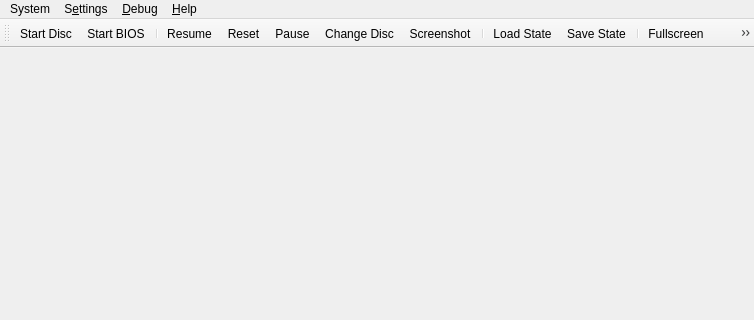
kofxi3584karlayang/duckstation, file src/duckstation-qt/mainwindow.ui: the form before one commit; both pictures show x 0 to 754 and y 0 to 320 of the 754 by 600 pixel window.
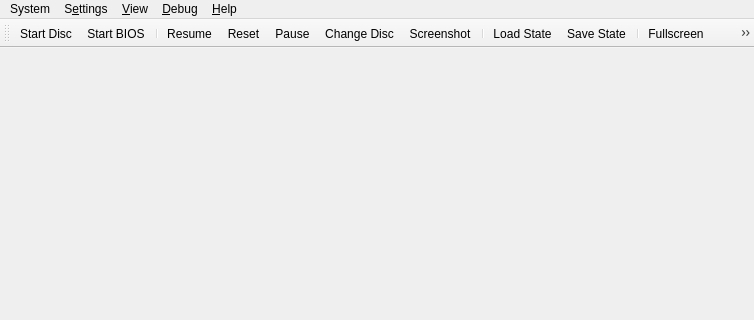
The form after the commit. Icons and pictures are not drawn.

Commit message: Qt: Add toggles for toolbar/status bar

What changed in the file:
```diff
--- a/src/duckstation-qt/mainwindow.ui
+++ b/src/duckstation-qt/mainwindow.ui
@@ -30,7 +30,7 @@
      <x>0</x>
      <y>0</y>
      <width>754</width>
-     <height>22</height>
+     <height>30</height>
     </rect>
    </property>
    <widget class="QMenu" name="menuSystem">
@@ -161,8 +161,19 @@
     <addaction name="actionDebugShowTimersState"/>
     <addaction name="actionDebugShowMDECState"/>
    </widget>
+   <widget class="QMenu" name="menu_View">
+    <property name="title">
+     <string>&amp;View</string>
+    </property>
+    <addaction name="actionViewToolbar"/>
+    <addaction name="actionViewStatusBar"/>
+    <addaction name="separator"/>
+    <addaction name="actionViewGameList"/>
+    <addaction name="actionViewSystemDisplay"/>
+   </widget>
    <addaction name="menuSystem"/>
    <addaction name="menuSettings"/>
+   <addaction name="menu_View"/>
    <addaction name="menuDebug"/>
    <addaction name="menuHelp"/>
   </widget>
```
Left out of the diff: 35 changed lines with no effect on the pictures. The commit also changes 2 other files.
